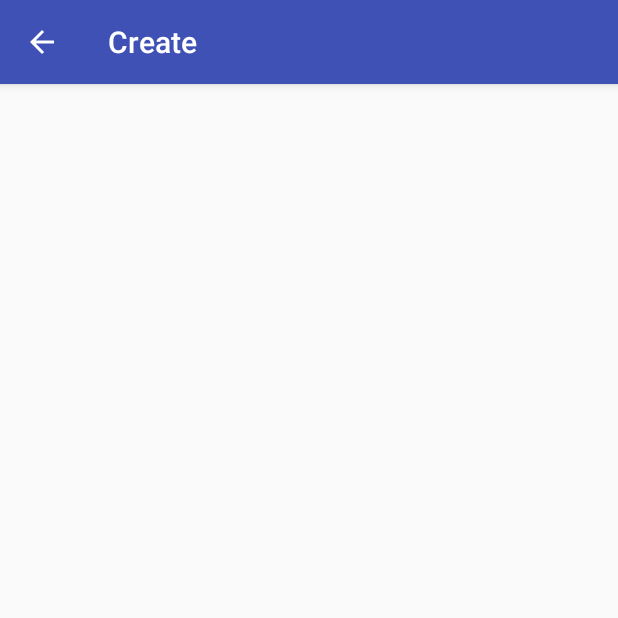
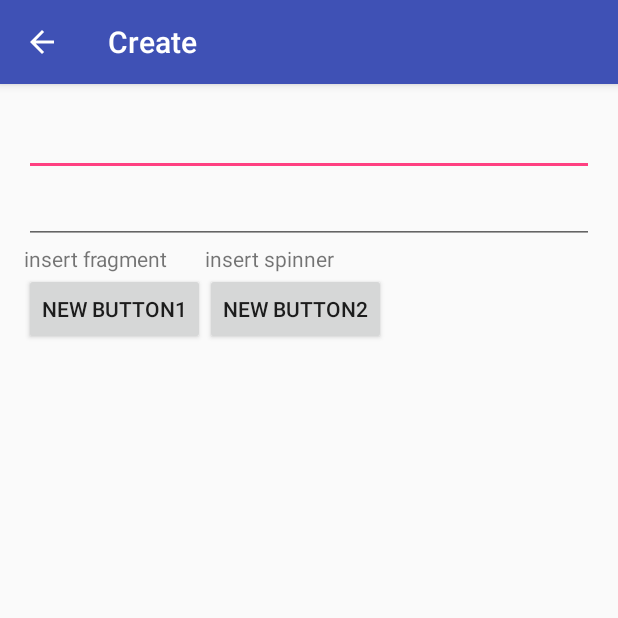
Before and after one commit to NscCSClub/ISOGUM, an Android app: the CreateActivity screen opened directly, with no data from a screen before it, on a phone screen of 412 x 824 dp, the top half of it. Run offline under Robolectric (Android 15) with nearby library versions, the phone set to English and light mode, and no system bars.

Commit message:
added basic links for create screen

```diff
--- a/app/src/main/res/layout/content_create.xml
+++ b/app/src/main/res/layout/content_create.xml
@@ -3,4 +3,88 @@
     android:orientation="vertical" android:layout_width="match_parent"
     android:layout_height="match_parent">
 
+    <!--TODO check how to avoid changing height, currently set on wrap-->
+    <!--TODO see if we need three extract edit text or just one for each line-->
+
+    <EditText
+        android:layout_width="match_parent"
+        android:layout_height="wrap_content"
+        android:id="@+id/editText"
+        android:layout_gravity="center_horizontal" />
+
+    <EditText
+        android:layout_width="match_parent"
+        android:layout_height="wrap_content"
+        android:id="@+id/editText2"
+        android:layout_gravity="center_horizontal" />
+
+    <GridLayout
+        android:layout_width="match_parent"
+        android:layout_height="match_parent"
+        android:layout_gravity="center_horizontal"
+        android:columnCount="5"
+        android:rowCount="7">
+
+        <TextView
+            android:layout_width="wrap_content"
+            android:layout_height="wrap_content"
+            android:text="insert fragment"
+            android:id="@+id/replace_fragment"
+            android:layout_row="0"
+            android:layout_rowSpan="3"
+            android:layout_column="0"
+            android:layout_columnSpan="3"
+            android:layout_gravity="fill_horizontal" />
+        <TextView
+            android:layout_width="wrap_content"
+            android:layout_height="wrap_content"
+            android:text="insert spinner"
+            android:id="@+id/replace_spinner"
+            android:layout_row="0"
+            android:layout_rowSpan="3"
+            android:layout_column="3"
+            android:layout_columnSpan="2"
+            android:layout_gravity="fill_horizontal" />
+
+
+
+        <GridLayout
+            android:layout_width="wrap_content"
+            android:layout_height="match_parent"
+            android:layout_row="3"
+            android:layout_rowSpan="4"
+            android:layout_column="0"
+            android:layout_columnSpan="3"
+            android:columnCount="3"
+            android:rowCount="4">
+
+            <Button
+                style="?android:attr/buttonStyleSmall"
+                android:layout_width="wrap_content"
+                android:layout_height="wrap_content"
+                android:text="New Button1"
+                android:id="@+id/button"
+                android:layout_row="0"
+                android:layout_column="0" />
+        </GridLayout>
+        <GridLayout
+            android:layout_width="wrap_content"
+            android:layout_height="match_parent"
+            android:layout_row="3"
+            android:layout_rowSpan="4"
+            android:layout_column="3"
+            android:layout_columnSpan="2"
+            android:columnCount="2"
+            android:rowCount="4">
+
+            <Button
+                style="?android:attr/buttonStyleSmall"
+                android:layout_width="wrap_content"
+                android:layout_height="wrap_content"
+                android:text="New Button2"
+                android:id="@+id/button3"
+                android:layout_row="0"
+                android:layout_column="0" />
+        </GridLayout>
+    </GridLayout>
 </LinearLayout>
```
